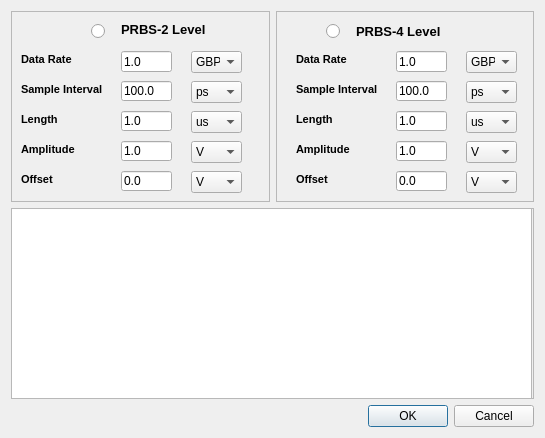
Qt form excitationdialog.ui (WXY163/ezAMI) before a commit.
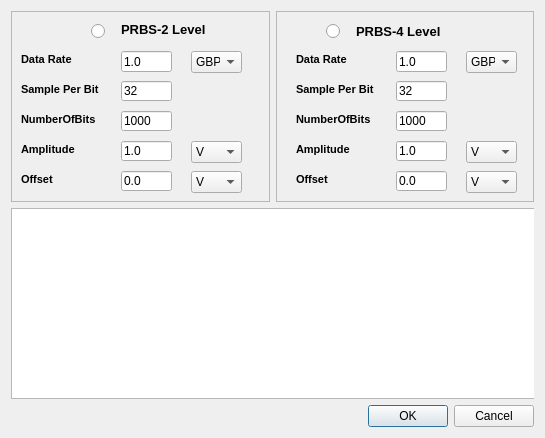
The same form after that commit.

```diff
--- a/excitationdialog.ui
+++ b/excitationdialog.ui
@@ -93,25 +93,10 @@
          </rect>
         </property>
         <property name="text">
-         <string>100.0</string>
+         <string>32</string>
         </property>
        </widget>
-       <widget class="QComboBox" name="timeIntervalComboBox">
-        <property name="geometry">
-         <rect>
-          <x>180</x>
-          <y>70</y>
-          <width>51</width>
-          <height>22</height>
-         </rect>
-        </property>
-        <item>
-         <property name="text">
-          <string>ps</string>
-         </property>
-        </item>
-       </widget>
-       <widget class="QLabel" name="timeIntervalLabel">
+       <widget class="QLabel" name="samplePerBitLabel">
         <property name="geometry">
          <rect>
           <x>10</x>
@@ -128,7 +113,7 @@
          </font>
         </property>
         <property name="text">
-         <string>Sample Interval</string>
+         <string>Sample Per Bit</string>
         </property>
        </widget>
        <widget class="QLineEdit" name="lengthInput">
@@ -141,45 +126,15 @@
          </rect>
         </property>
         <property name="text">
-         <string>1.0</string>
+         <string>1000</string>
         </property>
        </widget>
-       <widget class="QComboBox" name="lengthComboBox">
-        <property name="geometry">
-         <rect>
-          <x>180</x>
-          <y>100</y>
-          <width>51</width>
-          <height>22</height>
-         </rect>
-        </property>
-        <item>
-         <property name="text">
-          <string>us</string>
-         </property>
-        </item>
-        <item>
-         <property name="text">
-          <string>ns</string>
-         </property>
-        </item>
-        <item>
-         <property name="text">
-          <string>ms</string>
-         </property>
-        </item>
-        <item>
-         <property name="text">
-          <string>s</string>
-         </property>
-        </item>
-       </widget>
-       <widget class="QLabel" name="lengthLabel">
+       <widget class="QLabel" name="numberOfBitsLabel">
         <property name="geometry">
          <rect>
           <x>10</x>
           <y>100</y>
-          <width>71</width>
+          <width>81</width>
           <height>16</height>
          </rect>
         </property>
@@ -191,7 +146,7 @@
          </font>
         </property>
         <property name="text">
-         <string>Length</string>
+         <string>NumberOfBits</string>
         </property>
        </widget>
        <widget class="QLabel" name="prbsTitle">
@@ -457,7 +412,7 @@
          </font>
         </property>
         <property name="text">
-         <string>Sample Interval</string>
+         <string>Sample Per Bit</string>
         </property>
        </widget>
        <widget class="QLabel" name="lengthPAM4Label">
@@ -465,7 +420,7 @@
          <rect>
           <x>20</x>
           <y>100</y>
-          <width>71</width>
+          <width>81</width>
           <height>16</height>
          </rect>
         </property>
@@ -477,57 +432,12 @@
          </font>
         </property>
         <property name="text">
-         <string>Length</string>
+         <string>NumberOfBits</string>
         </property>
        </widget>
-       <widget class="QComboBox" name="lengthPAM4ComboBox">
+       <widget class="QLineEdit" name="samplePerBitPAM4Input">
         <property name="geometry">
          <rect>
-          <x>190</x>
-          <y>100</y>
-          <width>51</width>
-          <height>22</height>
-         </rect>
-        </property>
-        <item>
-         <property name="text">
-          <string>us</string>
-         </property>
-        </item>
-        <item>
-         <property name="text">
-          <string>ns</string>
-         </property>
-        </item>
-        <item>
-         <property name="text">
-          <string>ms</string>
-         </property>
-        </item>
-        <item>
-         <property name="text">
-          <string>s</string>
-         </property>
-        </item>
-       </widget>
-       <widget class="QComboBox" name="timeIntervalPAM4ComboBox">
-        <property name="geometry">
-         <rect>
-          <x>190</x>
-          <y>70</y>
-          <width>51</width>
-          <height>22</height>
-         </rect>
-        </property>
-        <item>
-         <property name="text">
-          <string>ps</string>
-         </property>
-        </item>
-       </widget>
-       <widget class="QLineEdit" name="timeIntervalPAM4Input">
-        <property name="geometry">
-         <rect>
           <x>120</x>
           <y>70</y>
           <width>51</width>
@@ -535,7 +445,7 @@
          </rect>
         </property>
         <property name="text">
-         <string>100.0</string>
+         <string>32</string>
         </property>
        </widget>
        <widget class="QLineEdit" name="lengthPAM4Input">
@@ -548,7 +458,7 @@
          </rect>
         </property>
         <property name="text">
-         <string>1.0</string>
+         <string>1000</string>
         </property>
        </widget>
        <widget class="QLabel" name="offsetPAM4Label">
@@ -684,7 +594,7 @@
        <rect>
         <x>0</x>
         <y>0</y>
-        <width>521</width>
+        <width>531</width>
         <height>191</height>
        </rect>
       </property>
```
Left out of the diff: 10 changed lines with no effect on the pictures.
